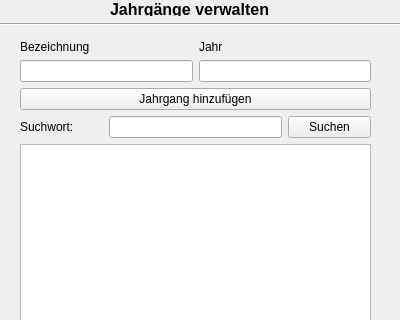
Qt form ZitatErfassung/frmjahrgaengeverwalten.ui (TrialAnd404/MyRepo) before a commit; both pictures show x 0 to 400 and y 0 to 320 of the 400 by 526 pixel window.
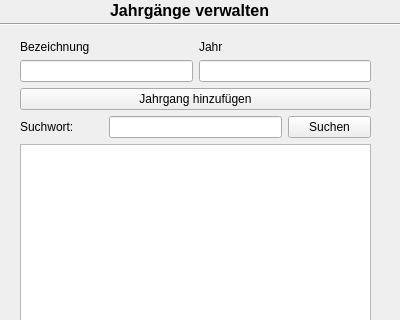
The same form after that commit.

What changed in the file:
```diff
--- a/ZitatErfassung/frmjahrgaengeverwalten.ui
+++ b/ZitatErfassung/frmjahrgaengeverwalten.ui
@@ -32,7 +32,7 @@
      <x>110</x>
      <y>0</y>
      <width>181</width>
-     <height>16</height>
+     <height>21</height>
     </rect>
    </property>
    <property name="text">
@@ -78,7 +78,7 @@
     <enum>Qt::Horizontal</enum>
    </property>
   </widget>
-  <widget class="QWidget" name="">
+  <widget class="QWidget" name="layoutWidget">
    <property name="geometry">
     <rect>
      <x>20</x>
```
